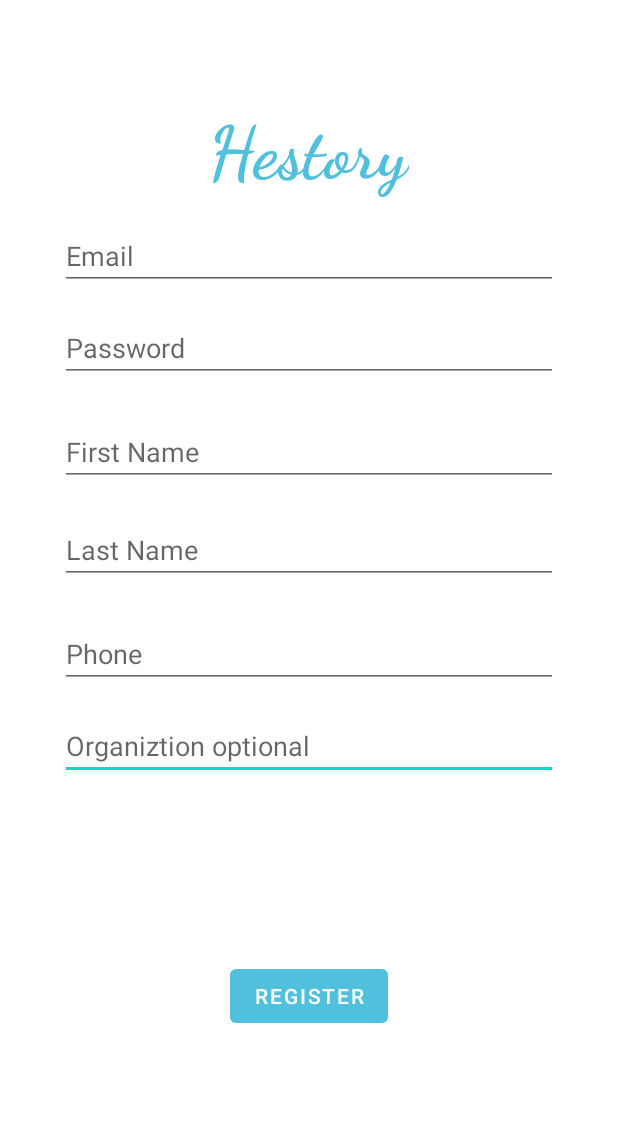
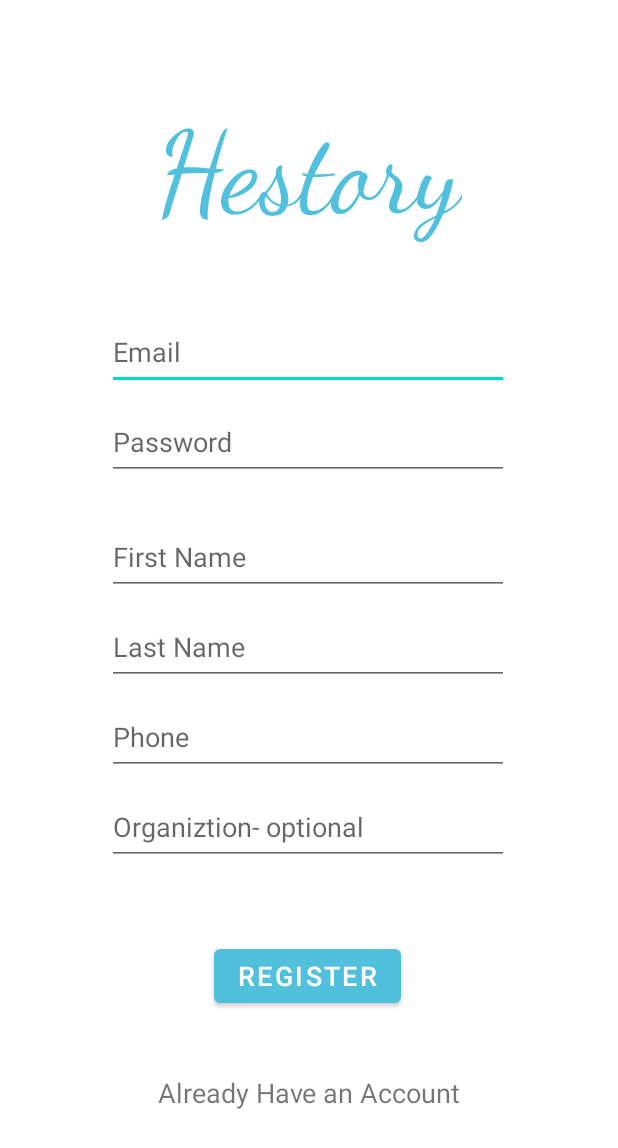
Before and after one commit to romibarel/Hackathon-, an Android app: the layout activity_register.xml on its own in the app's theme, with its tools: preview values and no code run, on a phone screen of 412 x 824 dp. Shown: the top 1148 px of the screen. Run offline under Robolectric (Android 15) with nearby library versions, the light colour scheme and no system bars.

Commit message:
register fixing

```diff
--- a/Hestory/app/src/main/AndroidManifest.xml
+++ b/Hestory/app/src/main/AndroidManifest.xml
@@ -9,7 +9,8 @@
         android:roundIcon="@mipmap/ic_launcher_round"
         android:supportsRtl="true"
         android:theme="@style/Theme.Hestory">
-        <activity android:name=".AddStoryActivity"></activity>
+        <activity android:name=".ui.register.RegisterActivity"></activity>
+        <activity android:name=".AddStoryActivity" />
         <activity
             android:name=".HomeActivity"
             android:label="@string/title_activity_home"
--- a/Hestory/app/src/main/java/com/example/hestory/ui/login/LoginActivity.java
+++ b/Hestory/app/src/main/java/com/example/hestory/ui/login/LoginActivity.java
@@ -24,7 +24,6 @@ import android.widget.TextView;
 import android.widget.Toast;
 
 import com.example.hestory.R;
-import com.example.hestory.ui.register.RegisterActivity;
 
 public class LoginActivity extends AppCompatActivity {
 
--- a/Hestory/app/src/main/java/com/example/hestory/ui/register/RegisterActivity.java
+++ b/Hestory/app/src/main/java/com/example/hestory/ui/register/RegisterActivity.java
@@ -1,51 +1,36 @@
 package com.example.hestory.ui.register;
 
-import android.app.Activity;
-
-import androidx.lifecycle.Observer;
-import androidx.lifecycle.ViewModelProvider;
+import androidx.appcompat.app.AppCompatActivity;
 
 import android.content.Intent;
 import android.os.Bundle;
-
-import androidx.annotation.Nullable;
-import androidx.annotation.StringRes;
-import androidx.appcompat.app.AppCompatActivity;
-
 import android.view.View;
 import android.widget.Button;
-import android.widget.EditText;
-import android.widget.ProgressBar;
 import android.widget.TextView;
-import android.widget.Toast;
 
 import com.example.hestory.R;
 import com.example.hestory.ui.login.LoginActivity;
+
 public class RegisterActivity extends AppCompatActivity {
 
     @Override
-    public void onCreate(Bundle savedInstanceState) {
+    protected void onCreate(Bundle savedInstanceState) {
         super.onCreate(savedInstanceState);
         setContentView(R.layout.activity_register);
-
-        final EditText usernameEditText = findViewById(R.id.username_register);
-        final EditText passwordEditText = findViewById(R.id.password_register);
-        final EditText LastnameEditText = findViewById(R.id.lastName_register);
-        final EditText FirstnameEditText = findViewById(R.id.firstName_register);
-        final EditText phoneEditText = findViewById(R.id.editTextPhone_register);
-        final EditText organiztionEditText = findViewById(R.id.organiztion_register);
-        final Button registerButton = findViewById(R.id.login_register);
-
-        registerButton.setOnClickListener(new View.OnClickListener() {
+        TextView already_has_account= findViewById(R.id.back_to_login);
+        Button register_btn= findViewById(R.id.register_button);
+        already_has_account.setOnClickListener(new View.OnClickListener() {
             @Override
             public void onClick(View v) {
-                openLoginPage();
+                startActivity(new Intent(RegisterActivity.this, LoginActivity.class));
+            }
+        });
+
+        register_btn.setOnClickListener(new View.OnClickListener() {
+            @Override
+            public void onClick(View v) {
+                startActivity(new Intent(RegisterActivity.this, LoginActivity.class));
             }
         });
     }
-    public void openLoginPage(){
-        Intent intent= new Intent(this, LoginActivity.class);
-        startActivity(intent);
-    }
-
 }
--- a/Hestory/app/src/main/res/layout/activity_register.xml
+++ b/Hestory/app/src/main/res/layout/activity_register.xml
@@ -2,135 +2,139 @@
 <androidx.constraintlayout.widget.ConstraintLayout xmlns:android="http://schemas.android.com/apk/res/android"
     xmlns:app="http://schemas.android.com/apk/res-auto"
     xmlns:tools="http://schemas.android.com/tools"
-    android:id="@+id/container"
     android:layout_width="match_parent"
     android:layout_height="match_parent"
-    android:paddingLeft="@dimen/activity_horizontal_margin"
-    android:paddingTop="@dimen/activity_vertical_margin"
-    android:paddingRight="@dimen/activity_horizontal_margin"
-    android:paddingBottom="@dimen/activity_vertical_margin"
     tools:context=".ui.register.RegisterActivity">
 
-    <EditText
-        android:id="@+id/organiztion_register"
-        android:layout_width="0dp"
+    <TextView
+        android:id="@+id/textView3"
+        android:layout_width="wrap_content"
         android:layout_height="wrap_content"
-        android:layout_marginStart="24dp"
-        android:layout_marginTop="16dp"
-        android:layout_marginEnd="24dp"
-        android:ems="10"
-        android:hint="Organiztion optional"
-        android:inputType="textPersonName"
+        android:fontFamily="cursive"
+        android:text="Hestory"
+        android:textAppearance="@style/TextAppearance.AppCompat.Large"
+        android:textColor="#51C0DC"
+        android:textSize="75sp"
+        android:visibility="visible"
+        app:layout_constraintBottom_toBottomOf="parent"
         app:layout_constraintEnd_toEndOf="parent"
         app:layout_constraintStart_toStartOf="parent"
-        app:layout_constraintTop_toBottomOf="@+id/editTextPhone_register" />
+        app:layout_constraintTop_toTopOf="parent"
+        app:layout_constraintVertical_bias="0.096" />
 
     <EditText
         android:id="@+id/username_register"
-        android:layout_width="0dp"
-        android:layout_height="wrap_content"
-        android:layout_marginStart="24dp"
-        android:layout_marginTop="132dp"
-        android:layout_marginEnd="24dp"
-        android:hint="@string/prompt_email"
+        android:layout_width="268dp"
+        android:layout_height="50dp"
+        android:ems="10"
+        android:hint="Email"
         android:inputType="textEmailAddress"
-        android:selectAllOnFocus="true"
+        app:layout_constraintBottom_toBottomOf="parent"
         app:layout_constraintEnd_toEndOf="parent"
+        app:layout_constraintHorizontal_bias="0.496"
         app:layout_constraintStart_toStartOf="parent"
-        app:layout_constraintTop_toTopOf="parent" />
+        app:layout_constraintTop_toTopOf="parent"
+        app:layout_constraintVertical_bias="0.271" />
+
+    <EditText
+        android:id="@+id/phone_register"
+        android:layout_width="268dp"
+        android:layout_height="50dp"
+        android:layout_marginTop="10dp"
+        android:layout_marginBottom="128dp"
+        android:ems="10"
+        android:hint="Phone"
+        android:inputType="textPersonName"
+        app:layout_constraintBottom_toBottomOf="parent"
+        app:layout_constraintEnd_toEndOf="parent"
+        app:layout_constraintHorizontal_bias="0.496"
+        app:layout_constraintStart_toStartOf="parent"
+        app:layout_constraintTop_toBottomOf="@+id/lastname_register"
+        app:layout_constraintVertical_bias="0.0" />
 
     <Button
-        android:id="@+id/login_register"
+        android:id="@+id/register_button"
         android:layout_width="wrap_content"
         android:layout_height="wrap_content"
-        android:layout_gravity="start"
-        android:layout_marginStart="48dp"
-        android:layout_marginTop="16dp"
-        android:layout_marginEnd="48dp"
-        android:layout_marginBottom="64dp"
-        android:enabled="false"
-        android:text="@string/action_sign_in"
-        android:textColor="#FFFFFF"
+        android:text="REGISTER"
+        android:textSize="18sp"
         app:backgroundTint="#51C0DC"
         app:layout_constraintBottom_toBottomOf="parent"
-        app:layout_constraintEnd_toEndOf="parent"
-        app:layout_constraintStart_toStartOf="parent"
-        app:layout_constraintTop_toBottomOf="@+id/password_register"
-        app:layout_constraintVertical_bias="0.868"
-        tools:text="REGISTER" />
+        app:layout_constraintEnd_toEndOf="@+id/organization_register"
+        app:layout_constraintHorizontal_bias="0.498"
+        app:layout_constraintStart_toStartOf="@+id/organization_register"
+        app:layout_constraintTop_toBottomOf="@+id/phone_register"
+        app:layout_constraintVertical_bias="0.425" />
 
     <EditText
-        android:id="@+id/firstName_register"
-        android:layout_width="0dp"
+        android:id="@+id/editTextTextPassword"
+        android:layout_width="268dp"
+        android:layout_height="50dp"
+        android:layout_marginTop="10dp"
+        android:ems="10"
+        android:hint="Password"
+        android:inputType="textPassword"
+        app:layout_constraintEnd_toEndOf="parent"
+        app:layout_constraintHorizontal_bias="0.496"
+        app:layout_constraintStart_toStartOf="parent"
+        app:layout_constraintTop_toBottomOf="@+id/username_register" />
+
+    <EditText
+        android:id="@+id/lastname_register"
+        android:layout_width="268dp"
+        android:layout_height="50dp"
+        android:layout_marginTop="10dp"
+        android:ems="10"
+        android:hint="Last Name"
+        android:inputType="textPersonName"
+        app:layout_constraintBottom_toBottomOf="parent"
+        app:layout_constraintEnd_toEndOf="parent"
+        app:layout_constraintHorizontal_bias="0.496"
+        app:layout_constraintStart_toStartOf="parent"
+        app:layout_constraintTop_toBottomOf="@+id/firstname_register"
+        app:layout_constraintVertical_bias="0.0" />
+
+    <TextView
+        android:id="@+id/back_to_login"
+        android:layout_width="wrap_content"
         android:layout_height="wrap_content"
-        android:layout_marginStart="24dp"
-        android:layout_marginTop="24dp"
-        android:layout_marginEnd="24dp"
+        android:text="Already Have an Account"
+        android:textSize="18sp"
+        app:layout_constraintBottom_toBottomOf="parent"
+        app:layout_constraintEnd_toEndOf="@+id/register_button"
+        app:layout_constraintHorizontal_bias="0.486"
+        app:layout_constraintStart_toStartOf="@+id/register_button"
+        app:layout_constraintTop_toBottomOf="@+id/register_button"
+        app:layout_constraintVertical_bias="0.33" />
+
+    <EditText
+        android:id="@+id/firstname_register"
+        android:layout_width="268dp"
+        android:layout_height="50dp"
+        android:layout_marginBottom="352dp"
         android:ems="10"
         android:hint="First Name"
         android:inputType="textPersonName"
+        app:layout_constraintBottom_toBottomOf="parent"
         app:layout_constraintEnd_toEndOf="parent"
+        app:layout_constraintHorizontal_bias="0.496"
         app:layout_constraintStart_toStartOf="parent"
-        app:layout_constraintTop_toBottomOf="@+id/password_register" />
+        app:layout_constraintTop_toBottomOf="@+id/editTextTextPassword"
+        app:layout_constraintVertical_bias="0.264" />
 
     <EditText
-        android:id="@+id/lastName_register"
-        android:layout_width="0dp"
-        android:layout_height="wrap_content"
-        android:layout_marginStart="24dp"
-        android:layout_marginTop="20dp"
-        android:layout_marginEnd="24dp"
+        android:id="@+id/organization_register"
+        android:layout_width="268dp"
+        android:layout_height="50dp"
+        android:layout_marginTop="10dp"
         android:ems="10"
-        android:hint="Last Name"
+        android:hint="Organiztion- optional"
         android:inputType="textPersonName"
+        app:layout_constraintBottom_toBottomOf="parent"
         app:layout_constraintEnd_toEndOf="parent"
+        app:layout_constraintHorizontal_bias="0.496"
         app:layout_constraintStart_toStartOf="parent"
-        app:layout_constraintTop_toBottomOf="@+id/firstName_register" />
-
-    <EditText
-        android:id="@+id/editTextPhone_register"
-        android:layout_width="0dp"
-        android:layout_height="wrap_content"
-        android:layout_marginStart="24dp"
-        android:layout_marginTop="24dp"
-        android:layout_marginEnd="24dp"
-        android:ems="10"
-        android:hint="Phone"
-        android:inputType="phone"
-        app:layout_constraintEnd_toEndOf="parent"
-        app:layout_constraintStart_toStartOf="parent"
-        app:layout_constraintTop_toBottomOf="@+id/lastName_register" />
-
-
-    <EditText
-        android:id="@+id/password_register"
-        android:layout_width="0dp"
-        android:layout_height="wrap_content"
-        android:layout_marginStart="24dp"
-        android:layout_marginTop="16dp"
-        android:layout_marginEnd="24dp"
-        android:hint="@string/prompt_password"
-        android:imeActionLabel="@string/action_sign_in_short"
-        android:imeOptions="actionDone"
-        android:inputType="textPassword"
-        android:selectAllOnFocus="true"
-        app:layout_constraintEnd_toEndOf="parent"
-        app:layout_constraintStart_toStartOf="parent"
-        app:layout_constraintTop_toBottomOf="@+id/username_register" />
-
-    <TextView
-        android:id="@+id/textView_register"
-        android:layout_width="wrap_content"
-        android:layout_height="wrap_content"
-        android:layout_marginTop="56dp"
-        android:fontFamily="cursive"
-        android:text="Hestory"
-        android:textColor="#51C0DC"
-        android:textSize="48sp"
-        android:textStyle="bold"
-        app:layout_constraintEnd_toEndOf="parent"
-        app:layout_constraintHorizontal_bias="0.498"
-        app:layout_constraintStart_toStartOf="parent"
-        app:layout_constraintTop_toTopOf="parent" />
+        app:layout_constraintTop_toBottomOf="@+id/phone_register"
+        app:layout_constraintVertical_bias="0.0" />
 
 </androidx.constraintlayout.widget.ConstraintLayout>
```
